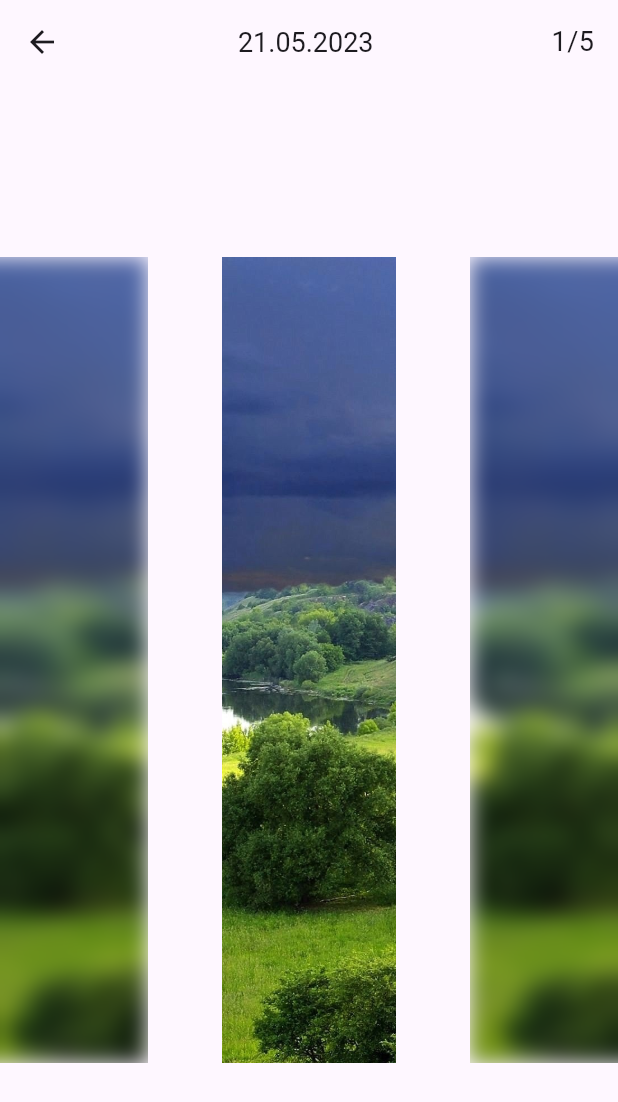
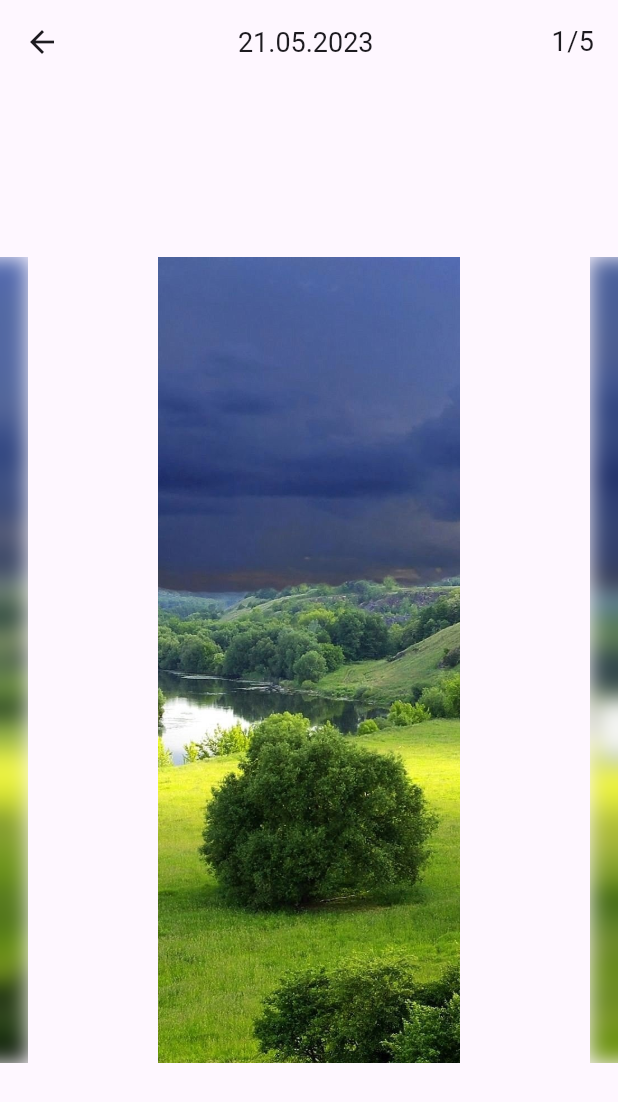
Before and after one commit to surfstudio/surf-flutter-summer-school-24, a Flutter app: the screen it shows after launch, on a phone screen of 412 x 824 dp. Shown: the top 1102 px of the screen. Run offline on Flutter 3.47's test engine with Material 3 defaults, Android fonts, the phone set to English and light mode, and no system bars.

Commit message:
rescaling imagecarousel screen

```diff
--- a/lib/imagecarousel.dart
+++ b/lib/imagecarousel.dart
@@ -18,7 +18,7 @@ class _ImageCarouselState extends State<ImageCarousel> {
   ];
 
   final PageController _pageController = PageController(
-    viewportFraction: 0.4, // Увеличиваем размер страницы для больших изображений
+    viewportFraction: 0.7,
   );
 
   final ValueNotifier<int> _currentPageNotifier = ValueNotifier<int>(0);
@@ -57,7 +57,7 @@ class _ImageCarouselState extends State<ImageCarousel> {
         leading: IconButton(
           icon: Icon(Icons.arrow_back),
           onPressed: () {
-            // Функционал кнопки "Назад" будет добавлен позже
+
           },
         ),
         title: Center(
@@ -116,7 +116,7 @@ class _ImageCarouselState extends State<ImageCarousel> {
         }
 
         final difference = (index - (page ?? 0)).abs();
-        final scale = (1 - difference * 0.3).clamp(0.7, 1.0); // Уменьшаем крайние фото сильнее
+        final scale = (1 - difference * 0.3).clamp(0.7, 1.0);
         final blur = (difference * 10).clamp(0.0, 10.0);
 
         return Center(
```
